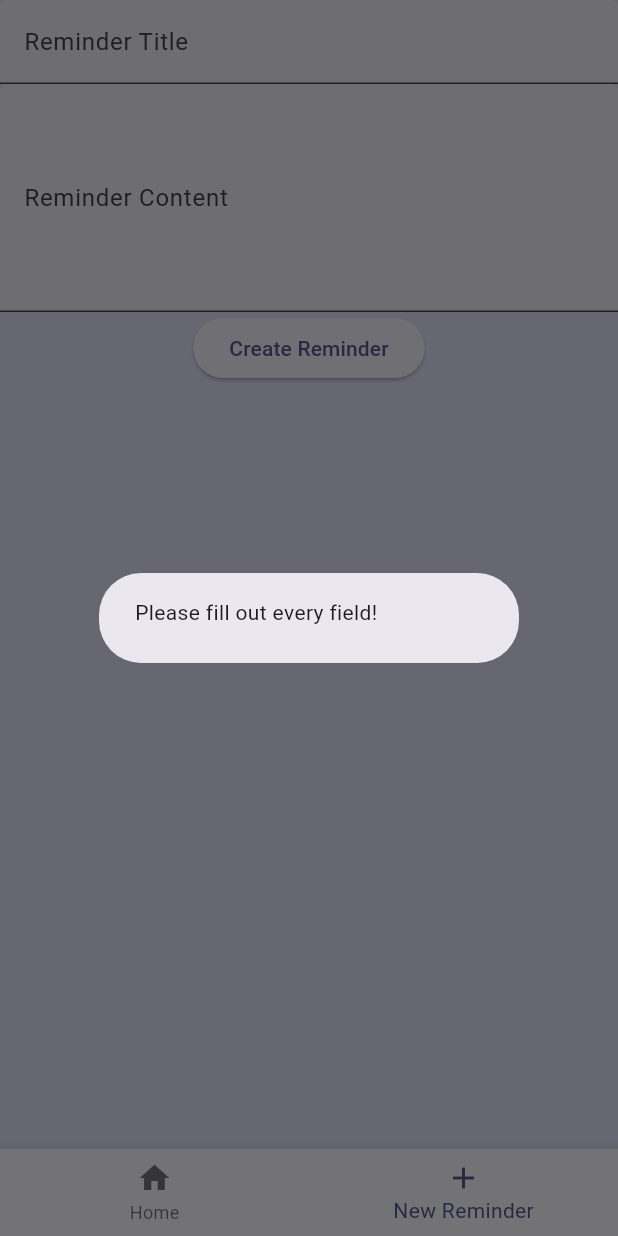
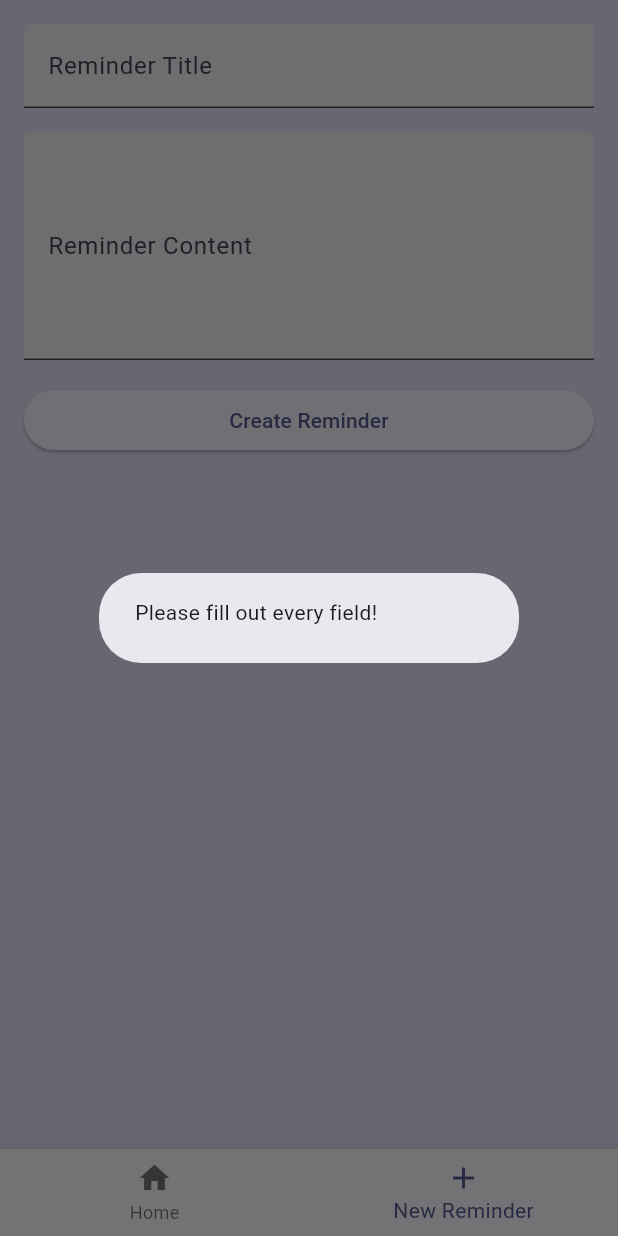
Before and after one commit to AustinBartek/FlutterNotificationApp, a Flutter app: the screen it shows after launch, item 2 of the bottom bar chosen, after a tap on "Create Reminder", on a phone screen of 412 x 824 dp. Run offline on Flutter 3.47's test engine with Material 3 defaults, Android fonts, the phone set to English and light mode, and no system bars; our stand-ins replace device_preview, flutter_local_notifications, sqflite_common_ffi, timezone; accounts and stored records are empty.

Commit message:
fix maybe9

```diff
--- a/lib/main.dart
+++ b/lib/main.dart
@@ -47,9 +47,9 @@ class RecurringNotificationSettings {
 
   static RecurringNotificationSettings deserialize(String serialized) {
     final Map<String, dynamic> data = jsonDecode(serialized);
-    final List<double> times = (data['times'] as List)
-        .map((e) => e.toDouble())
-        .toList() as List<double>;
+    final List<double> times =
+        (data['times'] as List).map((e) => e.toDouble()).toList()
+            as List<double>;
     return RecurringNotificationSettings(times: times);
   }
 }
@@ -442,7 +442,7 @@ class _ReminderCreationPageState extends State<ReminderCreationPage> {
 
         final RecurringNotificationSettings recurSettings =
             RecurringNotificationSettings(
-              times: [for (double i = 23; i < 24; i += 0.1) i],
+              times: [23.9],
             );
 
         Reminder reminderToAdd = Reminder(
@@ -458,9 +458,18 @@ class _ReminderCreationPageState extends State<ReminderCreationPage> {
 
     return SafeArea(
       bottom: false,
-      child: Container(
-        color: theme.colorScheme.secondaryContainer,
-        child: Column(children: [titleInput, contentInput, addButton]),
+      child: SingleChildScrollView(
+        padding: EdgeInsets.all(16),
+        child: Column(
+          crossAxisAlignment: CrossAxisAlignment.stretch,
+          children: [
+            titleInput,
+            SizedBox(height: 16),
+            contentInput,
+            SizedBox(height: 16),
+            addButton,
+          ],
+        ),
       ),
     );
   }
```
